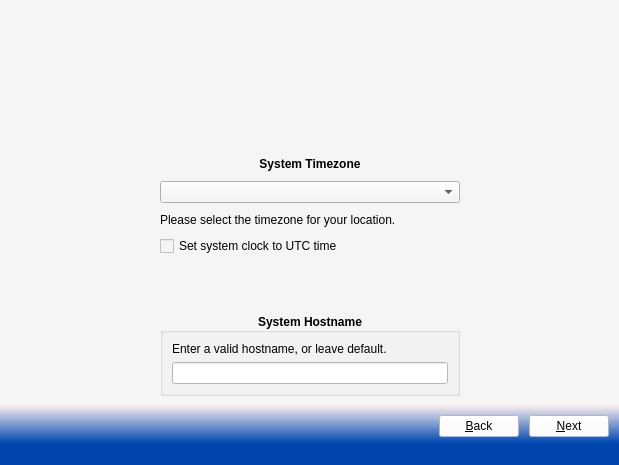
Old version of the form src-qt4/pc-firstbootgui/firstboot.ui in the repository trueos/pcbsd.
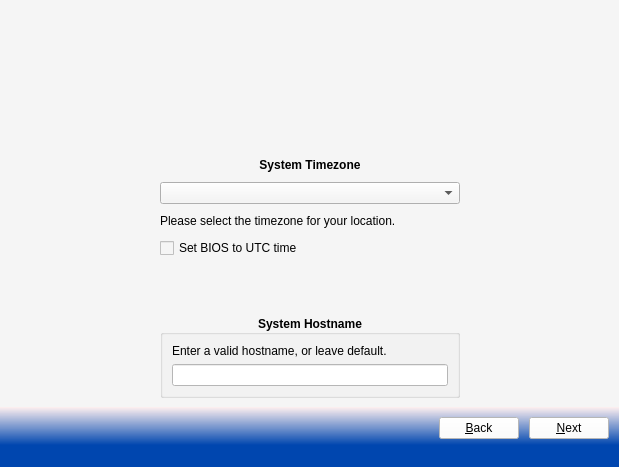
New version of the form. Icons and pictures are not drawn.

Commit message: Update text string on timezone UTC option, add tooltip also

What changed in the file:
```diff
--- a/src-qt4/pc-firstbootgui/firstboot.ui
+++ b/src-qt4/pc-firstbootgui/firstboot.ui
@@ -7,7 +7,7 @@
     <x>0</x>
     <y>0</y>
     <width>619</width>
-    <height>455</height>
+    <height>467</height>
    </rect>
   </property>
   <property name="windowTitle">
@@ -152,7 +152,7 @@
         <item row="3" column="1">
          <widget class="QCheckBox" name="checkUTC">
           <property name="text">
-           <string>Set system clock to UTC time</string>
+           <string>Set BIOS to UTC time</string>
           </property>
          </widget>
         </item>
```
Left out of the diff: 6 changed lines with no effect on the pictures.
